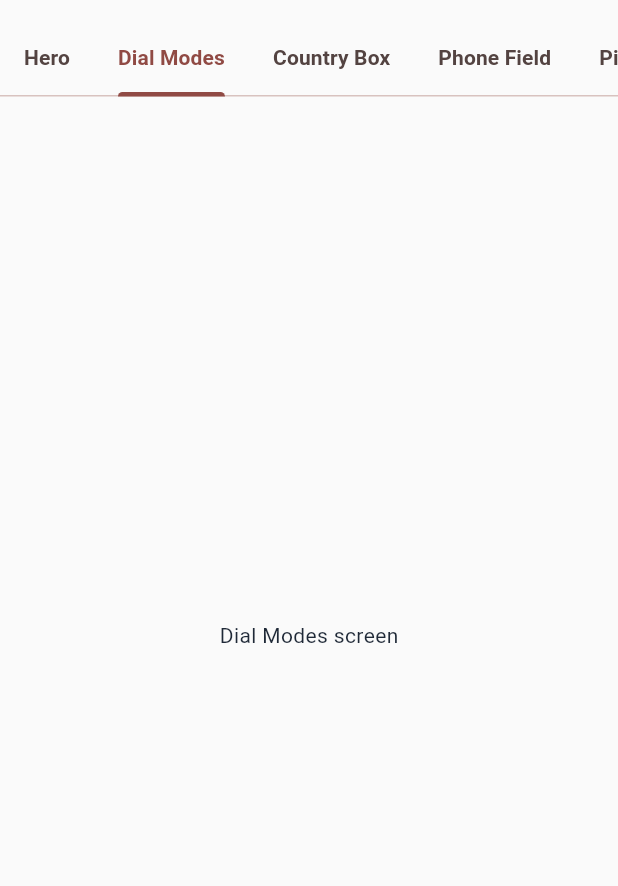
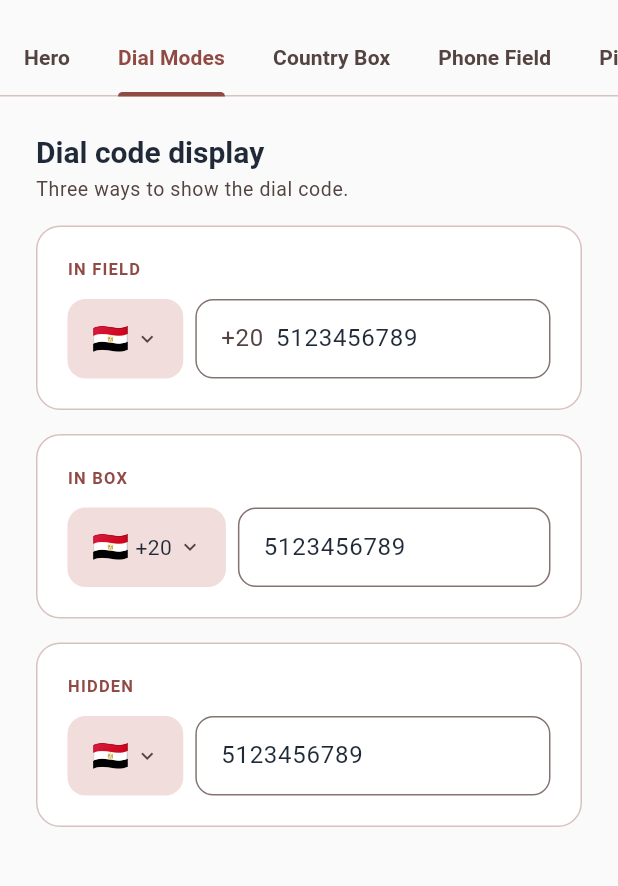
Before and after one commit to MustafaYounis27/customized_country_phone_picker, a Flutter app: the screen it shows after launch, tab 2 chosen, on a phone screen of 412 x 824 dp, the part 61-947 px from its top. Run offline on Flutter 3.47's test engine with Material 3 defaults, Android fonts, the phone set to English and light mode, and no system bars.

Commit message:
feat(example): dial code modes screen

```diff
--- a/example/lib/main.dart
+++ b/example/lib/main.dart
@@ -2,6 +2,7 @@
 import 'package:flutter/material.dart';
 import 'theme/app_theme.dart';
 import 'screens/hero_signup_screen.dart';
+import 'screens/dial_code_modes_screen.dart';
 
 void main() => runApp(const ExampleApp());
 
@@ -108,7 +109,7 @@ class _RootScaffoldState extends State<RootScaffold> with TickerProviderStateMix
         controller: _tabController,
         children: const [
           HeroSignupScreen(),
-          _PlaceholderScreen(name: 'Dial Modes'),
+          DialCodeModesScreen(),
           _PlaceholderScreen(name: 'Country Box'),
           _PlaceholderScreen(name: 'Phone Field'),
           _PlaceholderScreen(name: 'Picker'),
--- /dev/null
+++ b/example/lib/screens/dial_code_modes_screen.dart
@@ -0,0 +1,74 @@
+// example/lib/screens/dial_code_modes_screen.dart
+import 'package:flutter/material.dart';
+import 'package:customized_country_phone_picker/customized_country_phone_picker.dart';
+
+import '../widgets/demo_card.dart';
+import '../widgets/section_header.dart';
+
+class DialCodeModesScreen extends StatefulWidget {
+  const DialCodeModesScreen({super.key});
+
+  @override
+  State<DialCodeModesScreen> createState() => _DialCodeModesScreenState();
+}
+
+class _DialCodeModesScreenState extends State<DialCodeModesScreen>
+    with AutomaticKeepAliveClientMixin {
+  final _inField = TextEditingController(text: '5123456789');
+  final _inBox = TextEditingController(text: '5123456789');
+  final _hidden = TextEditingController(text: '5123456789');
+
+  @override
+  bool get wantKeepAlive => true;
+
+  @override
+  void dispose() {
+    _inField.dispose();
+    _inBox.dispose();
+    _hidden.dispose();
+    super.dispose();
+  }
+
+  @override
+  Widget build(BuildContext context) {
+    super.build(context);
+    return SafeArea(
+      child: ListView(
+        padding: const EdgeInsets.all(24),
+        children: [
+          const SectionHeader(
+            title: 'Dial code display',
+            subtitle: 'Three ways to show the dial code.',
+          ),
+          const SizedBox(height: 16),
+          DemoCard(
+            label: 'In field',
+            child: CountryPhoneInput(
+              controller: _inField,
+              dialCodeDisplay: DialCodeDisplay.inField,
+              onCountryChanged: (_) {},
+            ),
+          ),
+          const SizedBox(height: 16),
+          DemoCard(
+            label: 'In box',
+            child: CountryPhoneInput(
+              controller: _inBox,
+              dialCodeDisplay: DialCodeDisplay.inBox,
+              onCountryChanged: (_) {},
+            ),
+          ),
+          const SizedBox(height: 16),
+          DemoCard(
+            label: 'Hidden',
+            child: CountryPhoneInput(
+              controller: _hidden,
+              dialCodeDisplay: DialCodeDisplay.hidden,
+              onCountryChanged: (_) {},
+            ),
+          ),
+        ],
+      ),
+    );
+  }
+}
```
